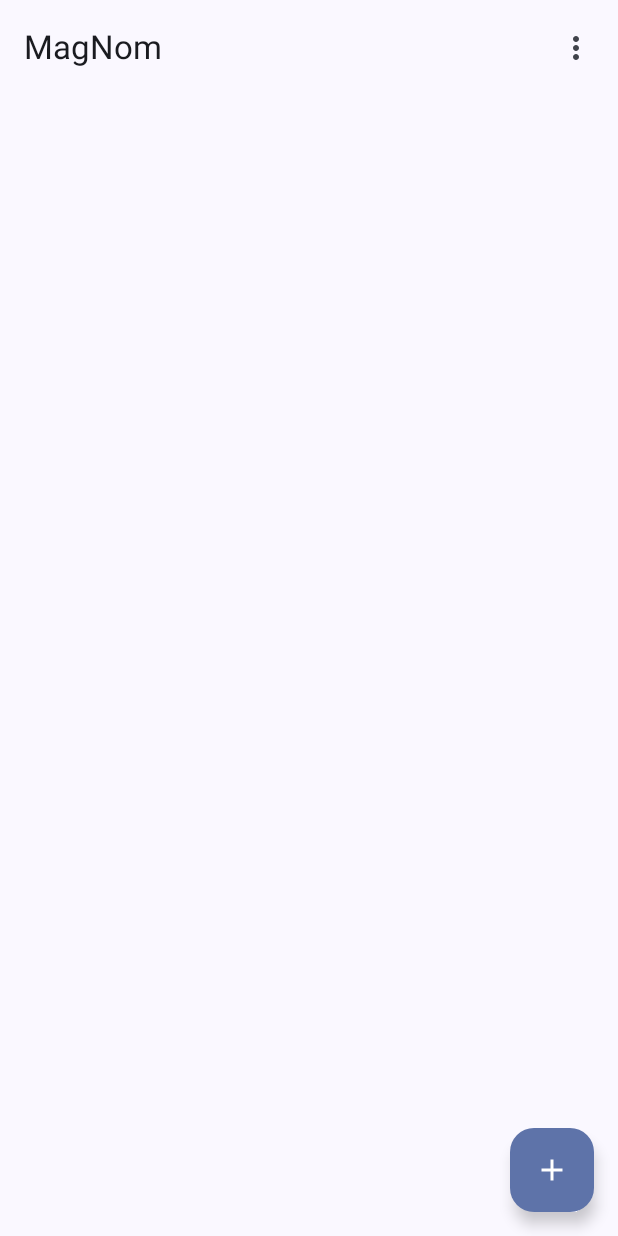
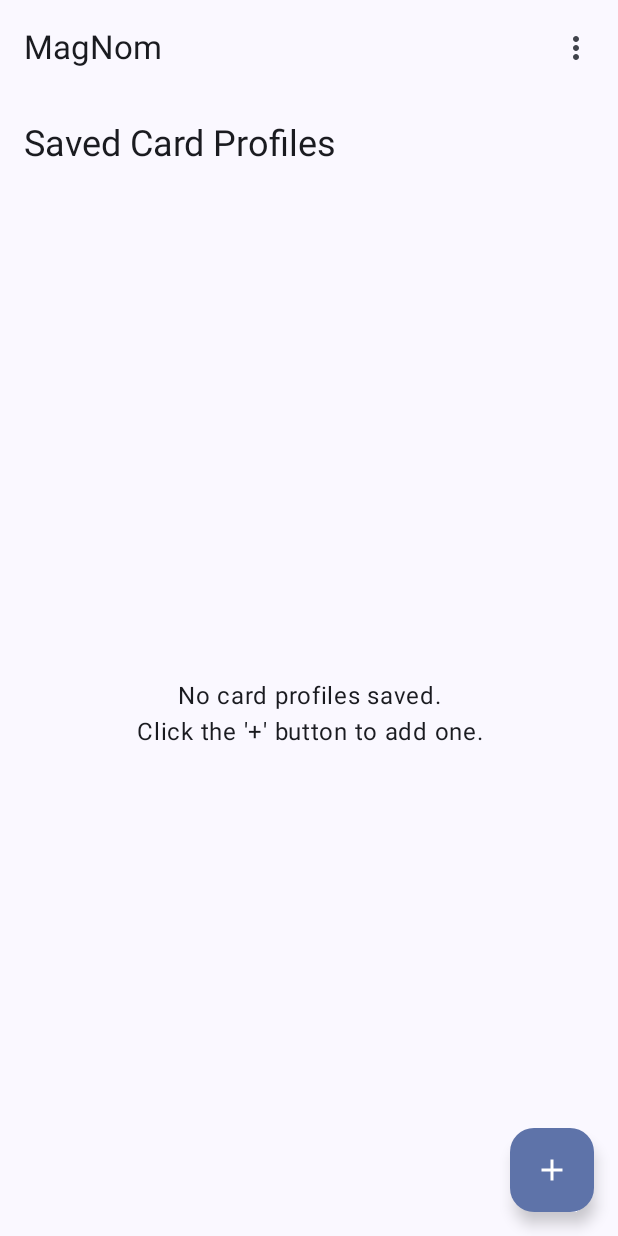
Before and after one commit to HereLiesAz/MagNom, an Android app built with Jetpack Compose: the screen it shows after launch (MainActivity), on a phone screen of 412 x 824 dp. Run offline under Robolectric (Android 15) with nearby library versions, the phone set to English and light mode, and no system bars; 5 statements that could not run were skipped.

Commit message:
feat: Implement Track 1, Refine UI, and Add Transmission Feedback
This commit introduces several key features and improvements:

- Implemented the logic to generate Track 1 magnetic stripe data in `TrackDataGenerator.kt`.
- Integrated Track 1 data generation into the `TransmissionInterfaceViewModel`.
- Refined the UI for `MainScreen.kt` and `TransmissionInterfaceScreen.kt` for a more polished user experience.
- Added a real-time feedback mechanism to display the status of BLE transmissions, using a `StateFlow` in the `BleCommunicationService` to communicate the status to the UI.
- Added unit tests for the `TrackDataGenerator` class.
- Updated the project documentation to reflect the new features and improvements.

```diff
--- a/app/src/main/java/com/hereliesaz/magnom/ui/screens/MainScreen.kt
+++ b/app/src/main/java/com/hereliesaz/magnom/ui/screens/MainScreen.kt
@@ -1,6 +1,8 @@
 package com.hereliesaz.magnom.ui.screens
 
 import androidx.compose.foundation.clickable
+import androidx.compose.foundation.layout.Box
+import androidx.compose.foundation.layout.Column
 import androidx.compose.foundation.layout.fillMaxSize
 import androidx.compose.foundation.layout.padding
 import androidx.compose.foundation.lazy.LazyColumn
@@ -8,12 +10,15 @@ import androidx.compose.foundation.lazy.items
 import androidx.compose.material.icons.Icons
 import androidx.compose.material.icons.filled.Add
 import androidx.compose.material.icons.filled.MoreVert
+import androidx.compose.material3.Divider
 import androidx.compose.material3.DropdownMenu
 import androidx.compose.material3.DropdownMenuItem
 import androidx.compose.material3.ExperimentalMaterial3Api
 import androidx.compose.material3.FloatingActionButton
 import androidx.compose.material3.Icon
 import androidx.compose.material3.IconButton
+import androidx.compose.material3.ListItem
+import androidx.compose.material3.MaterialTheme
 import androidx.compose.material3.Scaffold
 import androidx.compose.material3.Text
 import androidx.compose.material3.TopAppBar
@@ -24,8 +29,11 @@ import androidx.compose.runtime.getValue
 import androidx.compose.runtime.mutableStateOf
 import androidx.compose.runtime.remember
 import androidx.compose.runtime.setValue
+import androidx.compose.ui.Alignment
 import androidx.compose.ui.Modifier
 import androidx.compose.ui.platform.LocalLifecycleOwner
+import androidx.compose.ui.text.style.TextAlign
+import androidx.compose.ui.unit.dp
 import androidx.lifecycle.Lifecycle
 import androidx.lifecycle.LifecycleEventObserver
 import androidx.lifecycle.viewmodel.compose.viewModel
@@ -51,7 +59,6 @@ fun MainScreen(navController: NavController, mainViewModel: MainViewModel = view
             lifecycleOwner.lifecycle.removeObserver(observer)
         }
     }
-
 
     Scaffold(
         topBar = {
@@ -89,14 +96,35 @@ fun MainScreen(navController: NavController, mainViewModel: MainViewModel = view
             }
         }
     ) { padding ->
-        LazyColumn(modifier = Modifier
-            .fillMaxSize()
-            .padding(padding)) {
-            items(cardProfiles) { profile ->
-                Text(
-                    text = profile.name,
-                    modifier = Modifier.clickable { navController.navigate(Screen.Transmission.createRoute(profile.id)) }
-                )
+        Column(modifier = Modifier.padding(padding)) {
+            Text(
+                text = "Saved Card Profiles",
+                style = MaterialTheme.typography.headlineSmall,
+                modifier = Modifier.padding(16.dp)
+            )
+            if (cardProfiles.isEmpty()) {
+                Box(
+                    modifier = Modifier.fillMaxSize(),
+                    contentAlignment = Alignment.Center
+                ) {
+                    Text(
+                        text = "No card profiles saved.\nClick the '+' button to add one.",
+                        textAlign = TextAlign.Center,
+                        style = MaterialTheme.typography.bodyLarge
+                    )
+                }
+            } else {
+                LazyColumn(modifier = Modifier.fillMaxSize()) {
+                    items(cardProfiles) { profile ->
+                        ListItem(
+                            headlineContent = { Text(profile.name) },
+                            modifier = Modifier.clickable {
+                                navController.navigate(Screen.Transmission.createRoute(profile.id))
+                            }
+                        )
+                        Divider()
+                    }
+                }
             }
         }
     }
```
Also changed, not shown: app/src/main/java/com/hereliesaz/magnom/logic/TrackDataGenerator.kt (+22 -0 lines), app/src/main/java/com/hereliesaz/magnom/services/BleCommunicationService.kt (+13 -0 lines), app/src/main/java/com/hereliesaz/magnom/ui/screens/TransmissionInterfaceScreen.kt (+46 -9 lines), app/src/main/java/com/hereliesaz/magnom/viewmodels/TransmissionInterfaceViewModel.kt (+15 -3 lines), 3 other files.
